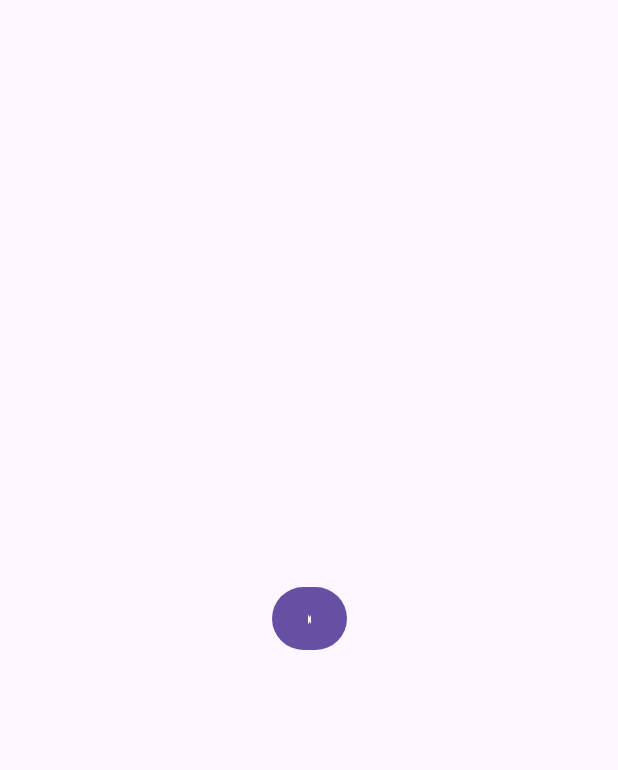
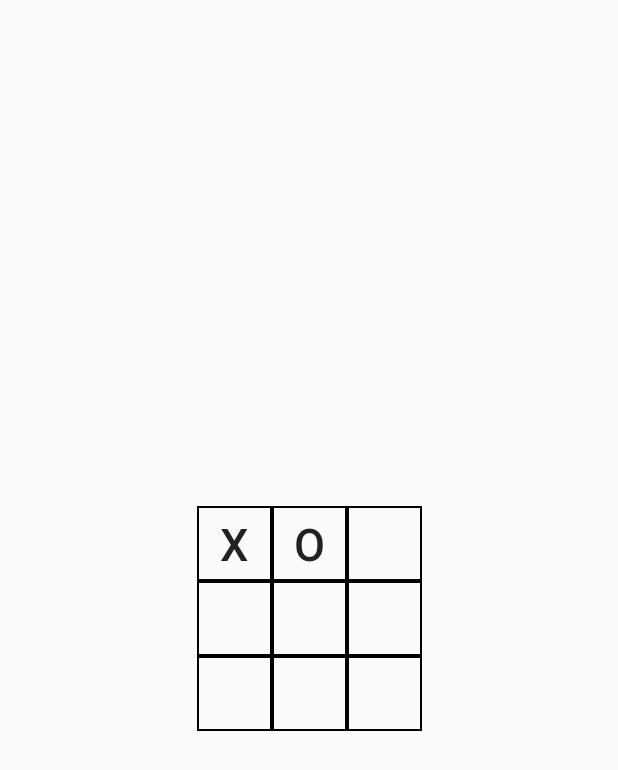
Before and after one commit to Potskhverashvili/GeoLab-Assignments, an Android app: the screen it shows after launch (BoardActivity), after a tap on an icon or button, on a phone screen of 412 x 824 dp. Shown: the top 770 px of the screen. Run offline under Robolectric (Android 15) with nearby library versions, the phone set to English and light mode, and no system bars; 2 other taps on this screen came first.

Commit message:
add grid, buttons and grid filling logic

```diff
--- a/6-Assignment-TicTacToe/app/src/main/java/com/example/tictactoegame/BoardActivity.kt
+++ b/6-Assignment-TicTacToe/app/src/main/java/com/example/tictactoegame/BoardActivity.kt
@@ -1,18 +1,84 @@
 package com.example.tictactoegame
 
 import android.os.Bundle
+import android.util.Log.d
+import android.widget.Button
+import android.widget.Toast
 import androidx.appcompat.app.AppCompatActivity
 import com.example.tictactoegame.databinding.ActivityBoardBinding
 
 class BoardActivity : AppCompatActivity() {
 
+
     private val binding by lazy { ActivityBoardBinding.inflate(layoutInflater) }
     override fun onCreate(savedInstanceState: Bundle?) {
         super.onCreate(savedInstanceState)
+        d("MyLog", "onCreate")
+
         setContentView(binding.root)
+        setListener()
 
-        binding.button1.setOnClickListener{
-            binding.button1.text = "X"
+    }
+
+
+    // ------------------------------- Attributes --------------------------
+    private var currentSymbol = "X"
+
+    private val gameState = arrayOf(2, 2, 2, 2, 2, 2, 2, 2, 2)
+
+    private var winningPositions: Array<IntArray> = arrayOf(
+        // Row
+        intArrayOf(0, 1, 2), intArrayOf(3, 4, 5), intArrayOf(6, 7, 8),
+        // Column
+        intArrayOf(0, 3, 6), intArrayOf(1, 4, 7), intArrayOf(2, 5, 8),
+        // Diagonal
+        intArrayOf(0, 4, 8), intArrayOf(2, 4, 6)
+    )
+
+
+    // ----------------------------------- Helper Functions ---------------------------------------
+
+    // Check Winner
+    private fun checkWinner(): Boolean {
+        with(binding) {
+            if (button0.text == button1.text && button1.text == button2.text) {
+                return true
+            }
+        }
+        return false
+    }
+
+    // Sets up click listeners for all the buttons
+    private fun setListener() {
+        d("MyLog", "setListener")
+        with(binding) {
+            listOf(
+                button0,
+                button1,
+                button2,
+                button3,
+                button4,
+                button5,
+                button6,
+                button7,
+                button8
+            ).forEach { button ->
+                button.setOnClickListener {
+                    click(button)
+                }
+            }
+        }
+    }
+
+
+    private fun click(button: Button) {
+
+        if (button.text.isEmpty()) {//Checks if the button's text is empty
+            button.text = currentSymbol // sets the button's text to the current symbol
+            if (checkWinner()) {
+                Toast.makeText(this@BoardActivity, "Won", Toast.LENGTH_LONG).show()
+            }
+            currentSymbol = if (currentSymbol == "X") "O" else "X"  //Toggle Current Symbol
         }
     }
 }
--- /dev/null
+++ b/6-Assignment-TicTacToe/app/src/main/res/drawable/shape_grid_buttons.xml
@@ -0,0 +1,9 @@
+<?xml version="1.0" encoding="utf-8"?>
+<shape xmlns:android="http://schemas.android.com/apk/res/android">
+
+    <stroke android:color="@color/black"/>
+
+    <stroke android:width="1dp" />
+
+
+</shape>
--- a/6-Assignment-TicTacToe/app/src/main/res/layout/activity_board.xml
+++ b/6-Assignment-TicTacToe/app/src/main/res/layout/activity_board.xml
@@ -6,17 +6,94 @@
     android:layout_width="match_parent"
     android:layout_height="match_parent"
     android:layout_gravity="center"
+
     tools:context=".BoardActivity">
 
+
+    <Button
+        android:id="@+id/button0"
+        android:layout_width="50dp"
+        android:layout_height="50dp"
+        android:background="@drawable/shape_grid_buttons"
+        android:textSize="30sp"
+        app:layout_constraintBottom_toTopOf="@+id/button4"
+        app:layout_constraintEnd_toStartOf="@+id/button4" />
 
     <Button
         android:id="@+id/button1"
         android:layout_width="50dp"
         android:layout_height="50dp"
+        android:background="@drawable/shape_grid_buttons"
+        android:textSize="30sp"
+        app:layout_constraintBottom_toTopOf="@+id/button4"
+        app:layout_constraintEnd_toEndOf="@+id/button4" />
 
+    <Button
+        android:id="@+id/button2"
+        android:layout_width="50dp"
+        android:layout_height="50dp"
+        android:background="@drawable/shape_grid_buttons"
+        android:textSize="30sp"
+        app:layout_constraintBottom_toTopOf="@+id/button4"
+        app:layout_constraintStart_toEndOf="@+id/button4" />
+
+    <Button
+        android:id="@+id/button3"
+        android:layout_width="50dp"
+        android:layout_height="50dp"
+        android:textSize="30sp"
+        android:background="@drawable/shape_grid_buttons"
+        app:layout_constraintBottom_toBottomOf="@+id/button4"
+        app:layout_constraintEnd_toStartOf="@+id/button4" />
+
+
+    <Button
+        android:id="@+id/button4"
+        android:layout_width="50dp"
+        android:layout_height="50dp"
+        android:background="@drawable/shape_grid_buttons"
+        android:textSize="30sp"
         app:layout_constraintBottom_toBottomOf="parent"
         app:layout_constraintEnd_toEndOf="parent"
         app:layout_constraintStart_toStartOf="parent"
         app:layout_constraintTop_toTopOf="parent" />
 
+
+    <Button
+        android:id="@+id/button5"
+        android:layout_width="50dp"
+        android:layout_height="50dp"
+        android:textSize="30sp"
+        android:background="@drawable/shape_grid_buttons"
+        app:layout_constraintBottom_toBottomOf="@+id/button4"
+        app:layout_constraintStart_toEndOf="@+id/button4" />
+
+    <Button
+        android:id="@+id/button6"
+        android:layout_width="50dp"
+        android:layout_height="50dp"
+        android:textSize="30sp"
+        android:background="@drawable/shape_grid_buttons"
+        app:layout_constraintEnd_toStartOf="@+id/button4"
+        app:layout_constraintTop_toBottomOf="@+id/button4" />
+
+    <Button
+        android:id="@+id/button7"
+        android:layout_width="50dp"
+        android:layout_height="50dp"
+        android:textSize="30sp"
+        android:background="@drawable/shape_grid_buttons"
+        app:layout_constraintEnd_toEndOf="@+id/button4"
+        app:layout_constraintTop_toBottomOf="@+id/button4" />
+
+    <Button
+        android:id="@+id/button8"
+        android:layout_width="50dp"
+        android:layout_height="50dp"
+        android:textSize="30sp"
+        android:background="@drawable/shape_grid_buttons"
+        app:layout_constraintStart_toEndOf="@+id/button4"
+        app:layout_constraintTop_toBottomOf="@+id/button4" />
+
+
 </androidx.constraintlayout.widget.ConstraintLayout>
--- a/6-Assignment-TicTacToe/app/src/main/res/values/themes.xml
+++ b/6-Assignment-TicTacToe/app/src/main/res/values/themes.xml
@@ -1,6 +1,6 @@
 <resources xmlns:tools="http://schemas.android.com/tools">
     <!-- Base application theme. -->
-    <style name="Base.Theme.TicTacToeGame" parent="Theme.Material3.DayNight.NoActionBar">
+    <style name="Base.Theme.TicTacToeGame" parent="Theme.Design.Light.NoActionBar">
         <!-- Customize your light theme here. -->
         <!-- <item name="colorPrimary">@color/my_light_primary</item> -->
     </style>
```
